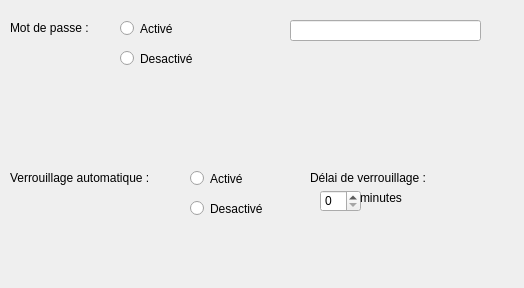
Before: the Qt Designer form src/locksettingswindow.ui in cinemaouvert/OPP, drawn with Qt 5.
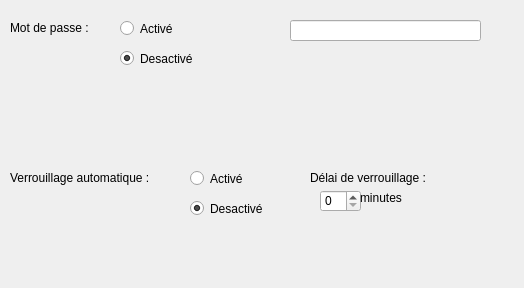
After: the same form once the commit is applied.

The edit to the form file:
```diff
--- a/src/locksettingswindow.ui
+++ b/src/locksettingswindow.ui
@@ -119,6 +119,9 @@
     <property name="text">
      <string>Desactivé</string>
     </property>
+    <property name="checked">
+     <bool>true</bool>
+    </property>
    </widget>
   </widget>
   <widget class="QWidget" name="widget_autoLock" native="true">
@@ -158,6 +161,9 @@
     <property name="text">
      <string>Desactivé</string>
     </property>
+    <property name="checked">
+     <bool>true</bool>
+    </property>
    </widget>
   </widget>
  </widget>
```
Left out of the diff: 2 changed lines with no effect on the pictures.
